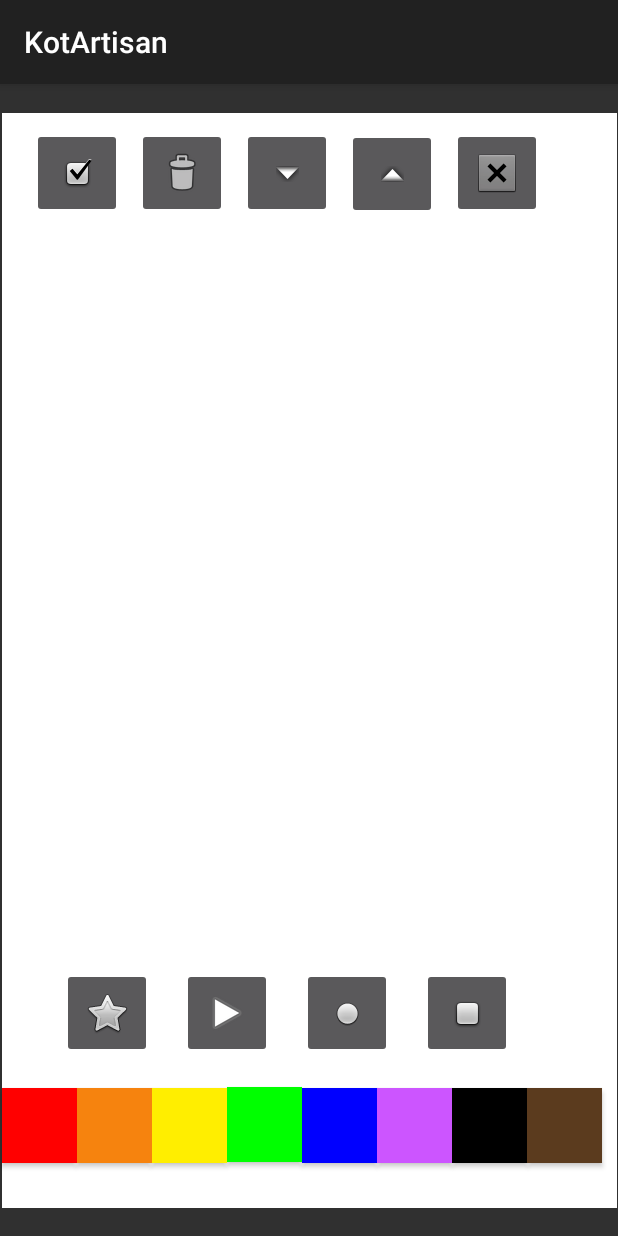
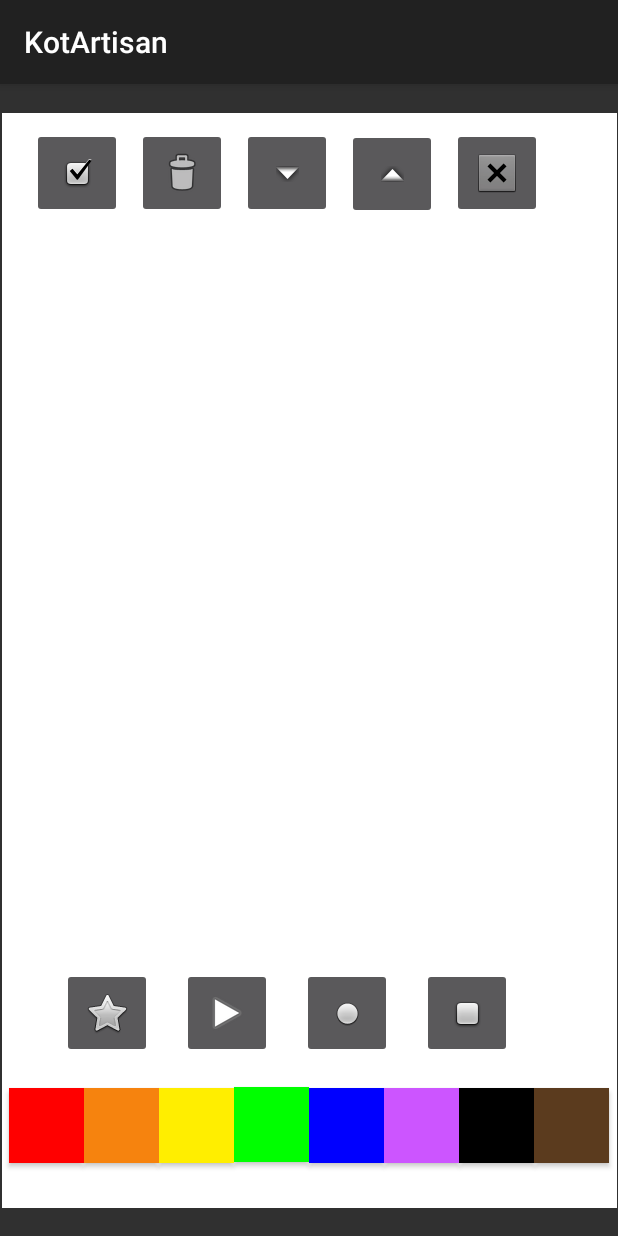
Before and after one commit to Kemarly/KotArtisan, an Android app built with Jetpack Compose: the Drawing screen opened directly, with no data from a screen before it, on a phone screen of 412 x 824 dp. Run offline under Robolectric (Android 15) with nearby library versions, the phone set to English and light mode, and no system bars.

Commit message:
COLOR Placement

```diff
--- a/app/src/main/res/layout/activity_drawing.xml
+++ b/app/src/main/res/layout/activity_drawing.xml
@@ -159,6 +159,7 @@
         android:id="@+id/redButton"
         android:layout_width="50dp"
         android:layout_height="50dp"
+        android:layout_marginStart="10dp"
         android:layout_marginTop="650dp"
         android:layout_marginEnd="360dp"
         android:layout_marginBottom="30dp"
@@ -173,7 +174,7 @@
         android:id="@+id/orangeButton"
         android:layout_width="50dp"
         android:layout_height="50dp"
-        android:layout_marginStart="50dp"
+        android:layout_marginStart="60dp"
         android:layout_marginTop="650dp"
         android:layout_marginEnd="310dp"
         android:layout_marginBottom="30dp"
@@ -188,7 +189,7 @@
         android:id="@+id/yellowButton"
         android:layout_width="50dp"
         android:layout_height="50dp"
-        android:layout_marginStart="100dp"
+        android:layout_marginStart="110dp"
         android:layout_marginTop="650dp"
         android:layout_marginEnd="260dp"
         android:layout_marginBottom="30dp"
@@ -203,7 +204,7 @@
         android:id="@+id/greenButton"
         android:layout_width="50dp"
         android:layout_height="50dp"
-        android:layout_marginStart="150dp"
+        android:layout_marginStart="160dp"
         android:layout_marginTop="650dp"
         android:layout_marginEnd="210dp"
         android:layout_marginBottom="31dp"
@@ -218,7 +219,7 @@
         android:id="@+id/blueButton"
         android:layout_width="50dp"
         android:layout_height="50dp"
-        android:layout_marginStart="200dp"
+        android:layout_marginStart="210dp"
         android:layout_marginTop="650dp"
         android:layout_marginEnd="160dp"
         android:layout_marginBottom="30dp"
@@ -233,7 +234,7 @@
         android:id="@+id/purpleButton"
         android:layout_width="50dp"
         android:layout_height="50dp"
-        android:layout_marginStart="250dp"
+        android:layout_marginStart="260dp"
         android:layout_marginTop="650dp"
         android:layout_marginEnd="110dp"
         android:layout_marginBottom="30dp"
@@ -248,7 +249,7 @@
         android:id="@+id/blackButton"
         android:layout_width="50dp"
         android:layout_height="50dp"
-        android:layout_marginStart="300dp"
+        android:layout_marginStart="310dp"
         android:layout_marginTop="650dp"
         android:layout_marginEnd="60dp"
         android:layout_marginBottom="30dp"
@@ -263,7 +264,7 @@
         android:id="@+id/brownButton"
         android:layout_width="50dp"
         android:layout_height="50dp"
-        android:layout_marginStart="350dp"
+        android:layout_marginStart="360dp"
         android:layout_marginTop="650dp"
         android:layout_marginEnd="10dp"
         android:layout_marginBottom="30dp"
```
